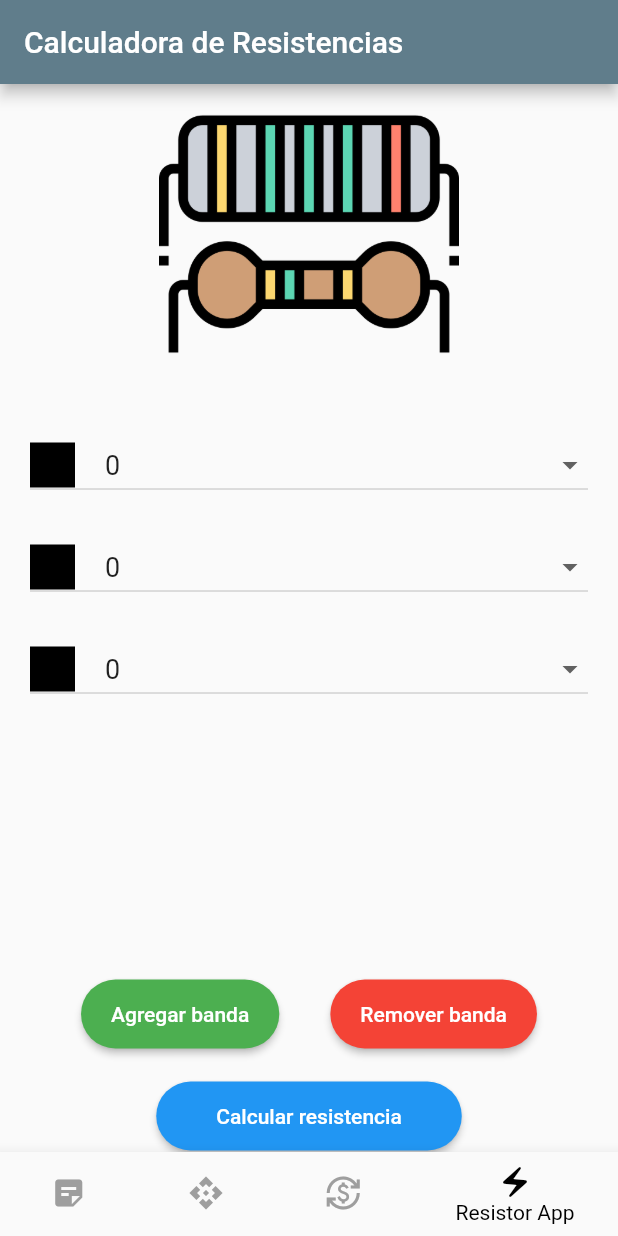
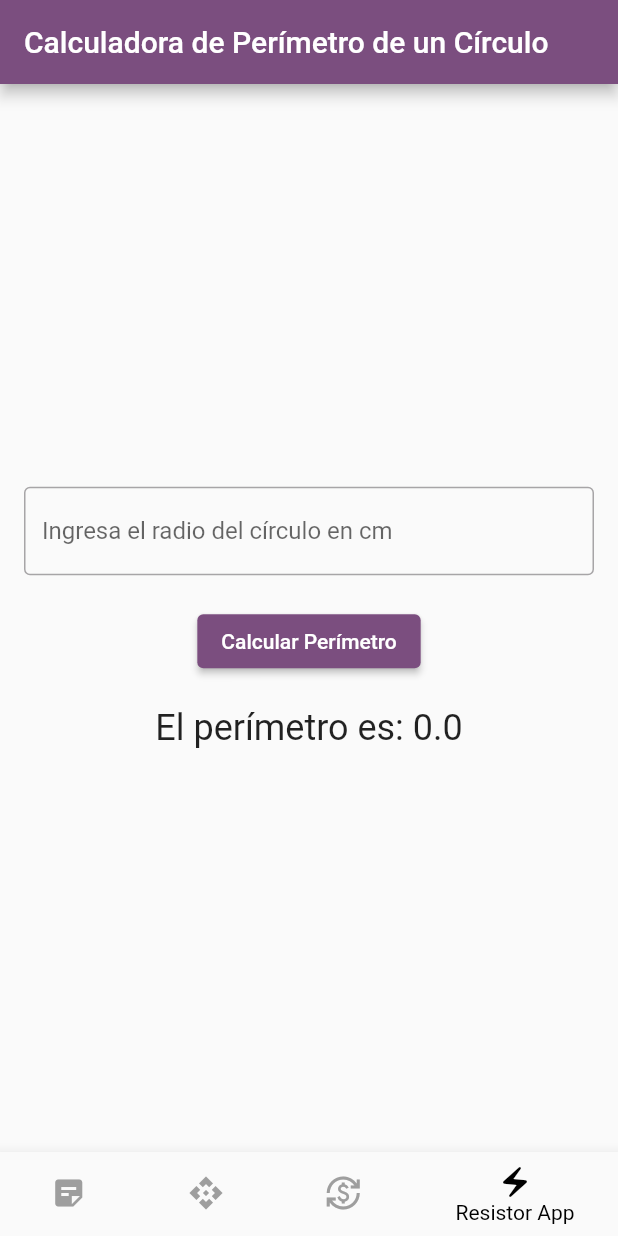
Before and after one commit to EasierMonk95/Mobile_Devices_Projects, a Flutter app: the screen it shows after launch, item 4 of the bottom bar chosen, on a phone screen of 412 x 824 dp. Run offline on Flutter 3.47's test engine with Material 3 defaults, Android fonts, the phone set to English and light mode, and no system bars.

Commit message:
Project Creation

```diff
--- a/converter/lib/pages/navigation_bar_page.dart
+++ b/converter/lib/pages/navigation_bar_page.dart
@@ -1,4 +1,5 @@
 import 'package:converter/pages/conversion_page.dart';
+import 'package:converter/pages/per_circ_screen.dart';
 import 'package:converter/pages/todo_list.dart';
 import 'package:converter/pages/notes_page.dart';
 import 'package:converter/pages/resistor_page.dart';
@@ -20,7 +21,7 @@ class _NavigationBarPageState extends State<NavigationBarPage> {
     GradeCalculator(),
     const TodoList(),
     const ConversionPage(),
-    ResistorPage()
+    PerCircScreen()
   ];
 
   void _onItemTapped(int index){
--- /dev/null
+++ b/converter/lib/pages/per_circ_screen.dart
@@ -0,0 +1,55 @@
+import 'dart:math';
+import 'package:flutter/material.dart';
+
+
+class PerCircScreen extends StatefulWidget {
+  @override
+  _PerCircScreenState createState() => _PerCircScreenState();
+}
+
+class _PerCircScreenState extends State<PerCircScreen> {
+  final TextEditingController _controller = TextEditingController();
+  double _resultado = 0.0;
+
+  void _calcularPerimetro() {
+    double radio = double.tryParse(_controller.text) ?? 0.0;
+    setState(() {
+      _resultado = 2 * pi * radio;
+    });
+  }
+
+  @override
+  Widget build(BuildContext context) {
+    return Scaffold(
+      appBar: AppBar(
+        title: Text('Calculadora de Perímetro de un Círculo'),
+      ),
+      body: Padding(
+        padding: const EdgeInsets.all(16.0),
+        child: Column(
+          mainAxisAlignment: MainAxisAlignment.center,
+          children: <Widget>[
+            TextField(
+              controller: _controller,
+              keyboardType: TextInputType.number,
+              decoration: InputDecoration(
+                labelText: 'Ingresa el radio del círculo en cm',
+                border: OutlineInputBorder(),
+              ),
+            ),
+            SizedBox(height: 20),
+            ElevatedButton(
+              onPressed: _calcularPerimetro,
+              child: Text('Calcular Perímetro'),
+            ),
+            SizedBox(height: 20),
+            Text(
+              'El perímetro es: $_resultado',
+              style: TextStyle(fontSize: 24),
+            ),
+          ],
+        ),
+      ),
+    );
+  }
+}
```
Also changed, not shown: login_and_home_slotu/analysis_options.yaml (added, +28 -0 lines), login_and_home_slotu/lib/main.dart (added, +125 -0 lines), login_and_home_slotu/pubspec.yaml (added, +90 -0 lines), login_and_home_slotu/pubspec.lock (added), 62 other files.
